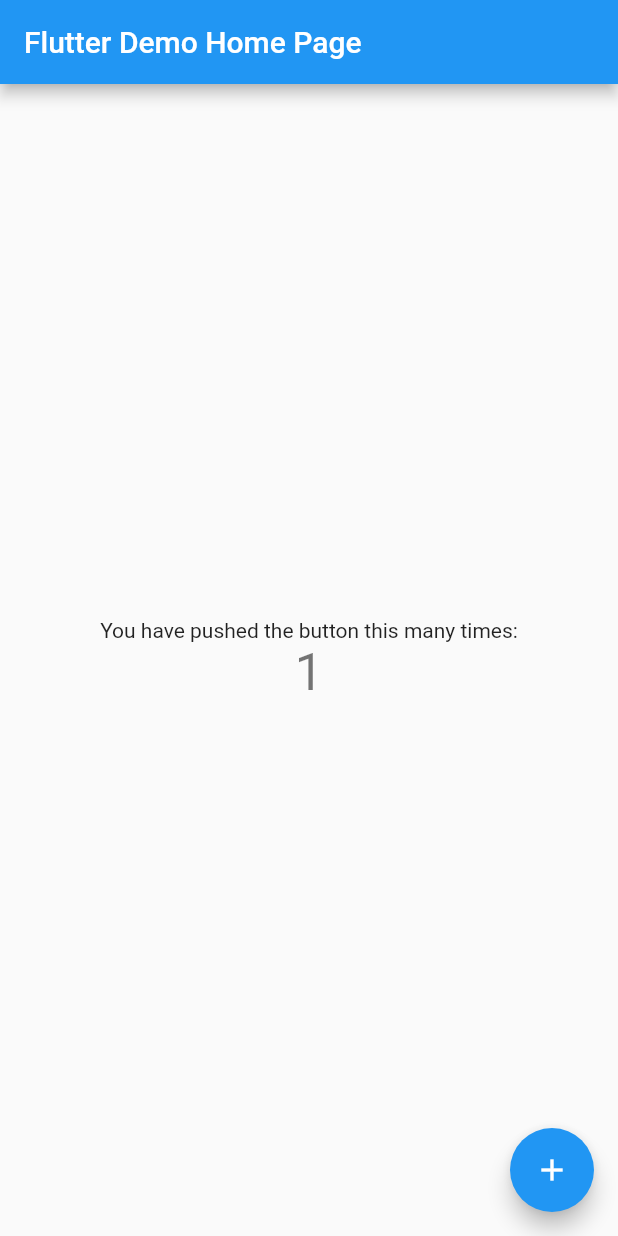
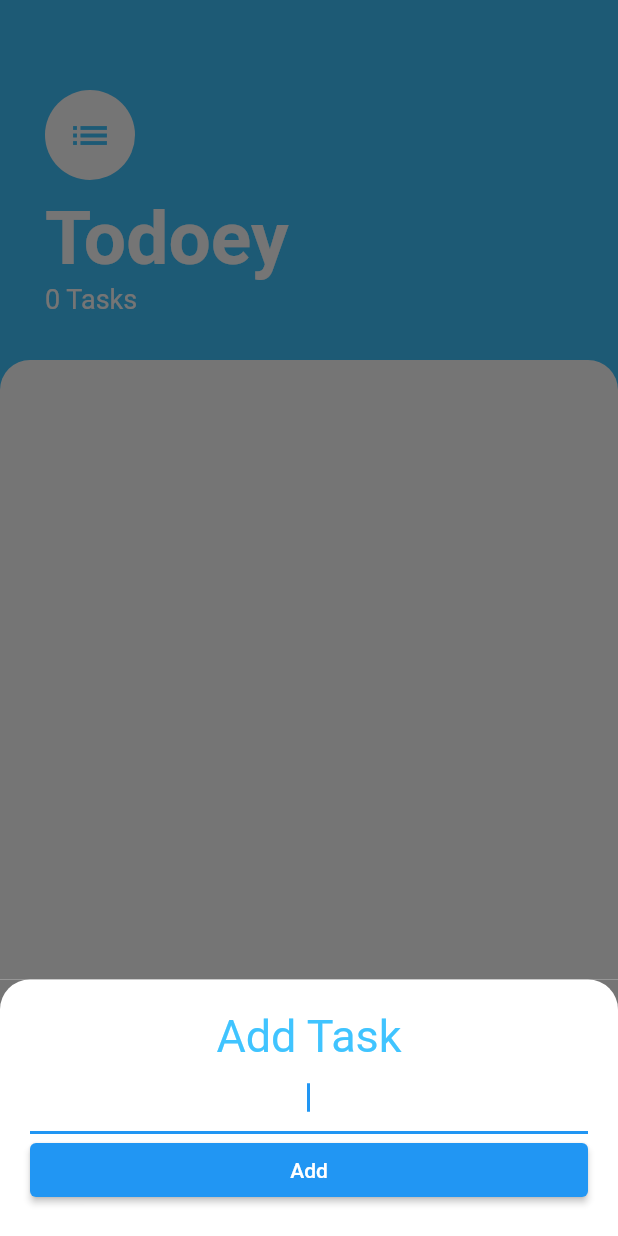
Before and after one commit to HI-0123/todoey, a Flutter app: the screen it shows after launch, after a tap on the "add" icon, on a phone screen of 412 x 824 dp. Run offline on Flutter 3.47's test engine with Material 2 defaults, Android fonts, the phone set to English and light mode, and no system bars; our stand-ins replace freezed_annotation, hooks_riverpod, shared_preferences.

Commit message:
task list

```diff
--- /dev/null
+++ b/lib/controllers/task_list_controller.dart
@@ -0,0 +1,48 @@
+import 'package:freezed_annotation/freezed_annotation.dart';
+import 'package:hooks_riverpod/hooks_riverpod.dart';
+import 'package:todoey/models/task.dart';
+import 'package:todoey/utils/random_string.dart';
+
+part 'task_list_controller.freezed.dart';
+
+@freezed
+class TaskListState with _$TaskListState {
+  const factory TaskListState({
+    @Default(<Task>[]) List<Task> tasks,
+  }) = _TaskListState;
+}
+
+final taskListProvider =
+    StateNotifierProvider.autoDispose<TaskListController, TaskListState>((ref) {
+  return TaskListController();
+});
+
+class TaskListController extends StateNotifier<TaskListState> {
+  TaskListController() : super(const TaskListState()) {
+    _init();
+  }
+
+  Future<void> _init() async {}
+
+  void addTask(String title) {
+    final id = generateNonce();
+    final newTask = Task(id: id, title: title);
+    final _tasks = [...state.tasks, newTask];
+    state = state.copyWith(tasks: _tasks);
+  }
+
+  void toggleIsDone(Task task) {
+    final _tasks = [...state.tasks];
+    final index = _tasks.indexOf(task);
+    final toggledTask = task.copyWith(isDone: !task.isDone);
+    _tasks.replaceRange(index, index + 1, [toggledTask]);
+    state = state.copyWith(tasks: _tasks);
+  }
+
+  void deleteTask(Task task) {
+    final _tasks = [...state.tasks];
+    final index = _tasks.indexOf(task);
+    _tasks.removeAt(index);
+    state = state.copyWith(tasks: _tasks);
+  }
+}
--- a/lib/main.dart
+++ b/lib/main.dart
@@ -1,7 +1,10 @@
 import 'package:flutter/material.dart';
+import 'package:hooks_riverpod/hooks_riverpod.dart';
+import 'package:todoey/pages/tasks_screen.dart';
+import 'package:todoey/pages/src/task_list.dart';
 
 void main() {
-  runApp(const MyApp());
+  runApp(const ProviderScope(child: MyApp()));
 }
 
 class MyApp extends StatelessWidget {
@@ -11,87 +14,12 @@ class MyApp extends StatelessWidget {
   @override
   Widget build(BuildContext context) {
     return MaterialApp(
-      title: 'Flutter Demo',
+      title: 'Todoey',
+      debugShowCheckedModeBanner: false,
       theme: ThemeData(
         primarySwatch: Colors.blue,
       ),
-      home: const MyHomePage(title: 'Flutter Demo Home Page'),
+      home: const TasksScreen(),
     );
   }
 }
-
-class MyHomePage extends StatefulWidget {
-  const MyHomePage({Key? key, required this.title}) : super(key: key);
-
-  final String title;
-
-  @override
-  State<MyHomePage> createState() => _MyHomePageState();
-}
-
-class _MyHomePageState extends State<MyHomePage> {
-  int _counter = 0;
-
-  void _incrementCounter() {
-    setState(() {
-      // This call to setState tells the Flutter framework that something has
-      // changed in this State, which causes it to rerun the build method below
-      // so that the display can reflect the updated values. If we changed
-      // _counter without calling setState(), then the build method would not be
-      // called again, and so nothing would appear to happen.
-      _counter++;
-    });
-  }
-
-  @override
-  Widget build(BuildContext context) {
-    // This method is rerun every time setState is called, for instance as done
-    // by the _incrementCounter method above.
-    //
-    // The Flutter framework has been optimized to make rerunning build methods
-    // fast, so that you can just rebuild anything that needs updating rather
-    // than having to individually change instances of widgets.
-    return Scaffold(
-      appBar: AppBar(
-        // Here we take the value from the MyHomePage object that was created by
-        // the App.build method, and use it to set our appbar title.
-        title: Text(widget.title),
-      ),
-      body: Center(
-        // Center is a layout widget. It takes a single child and positions it
-        // in the middle of the parent.
-        child: Column(
-          // Column is also a layout widget. It takes a list of children and
-          // arranges them vertically. By default, it sizes itself to fit its
-          // children horizontally, and tries to be as tall as its parent.
-          //
-          // Invoke "debug painting" (press "p" in the console, choose the
-          // "Toggle Debug Paint" action from the Flutter Inspector in Android
-          // Studio, or the "Toggle Debug Paint" command in Visual Studio Code)
-          // to see the wireframe for each widget.
-          //
-          // Column has various properties to control how it sizes itself and
-          // how it positions its children. Here we use mainAxisAlignment to
-          // center the children vertically; the main axis here is the vertical
-          // axis because Columns are vertical (the cross axis would be
-          // horizontal).
-          mainAxisAlignment: MainAxisAlignment.center,
-          children: <Widget>[
-            const Text(
-              'You have pushed the button this many times:',
-            ),
-            Text(
-              '$_counter',
-              style: Theme.of(context).textTheme.headline4,
-            ),
-          ],
-        ),
-      ),
-      floatingActionButton: FloatingActionButton(
-        onPressed: _incrementCounter,
-        tooltip: 'Increment',
-        child: const Icon(Icons.add),
-      ), // This trailing comma makes auto-formatting nicer for build methods.
-    );
-  }
-}
--- /dev/null
+++ b/lib/models/task.dart
@@ -0,0 +1,15 @@
+import 'package:freezed_annotation/freezed_annotation.dart';
+
+part 'task.freezed.dart';
+part 'task.g.dart';
+
+@freezed
+class Task with _$Task {
+  const factory Task({
+    @Default('') String id,
+    @Default('') String title,
+    @Default(false) bool isDone,
+  }) = _Task;
+
+  factory Task.fromJson(Map<String, dynamic> json) => _$TaskFromJson(json);
+}
--- /dev/null
+++ b/lib/pages/src/add_task_screen.dart
@@ -0,0 +1,62 @@
+import 'package:flutter/material.dart';
+import 'package:hooks_riverpod/hooks_riverpod.dart';
+import 'package:todoey/controllers/task_list_controller.dart';
+
+class AddTaskScreen extends StatelessWidget {
+  const AddTaskScreen({Key? key}) : super(key: key);
+
+  @override
+  Widget build(BuildContext context) {
+    String newTaskTitle = "";
+
+    return Consumer(builder: (context, ref, _) {
+      return Container(
+        color: const Color(0xff757575),
+        child: Container(
+          padding: const EdgeInsets.all(20.0),
+          decoration: const BoxDecoration(
+            color: Colors.white,
+            borderRadius: BorderRadius.only(
+              topLeft: Radius.circular(20.0),
+              topRight: Radius.circular(20.0),
+            ),
+          ),
+          child: Column(
+            crossAxisAlignment: CrossAxisAlignment.stretch,
+            children: <Widget>[
+              const Text(
+                'Add Task',
+                textAlign: TextAlign.center,
+                style: TextStyle(
+                  fontSize: 30.0,
+                  color: Colors.lightBlueAccent,
+                ),
+              ),
+              TextField(
+                autofocus: true,
+                textAlign: TextAlign.center,
+                onChanged: (newText) {
+                  newTaskTitle = newText;
+                },
+              ),
+              ElevatedButton(
+                child: const Text(
+                  'Add',
+                  style: TextStyle(
+                    color: Colors.white,
+                  ),
+                ),
+                onPressed: () {
+                  if (newTaskTitle.isNotEmpty) {
+                    ref.read(taskListProvider.notifier).addTask(newTaskTitle);
+                  }
+                  Navigator.pop(context);
+                },
+              ),
+            ],
+          ),
+        ),
+      );
+    });
+  }
+}
--- /dev/null
+++ b/lib/pages/src/task_list.dart
@@ -0,0 +1,30 @@
+import 'package:flutter/material.dart';
+import 'package:hooks_riverpod/hooks_riverpod.dart';
+import 'package:todoey/controllers/task_list_controller.dart';
+import 'package:todoey/pages/src/task_tile.dart';
+
+class TaskList extends StatelessWidget {
+  const TaskList({Key? key}) : super(key: key);
+
+  @override
+  Widget build(BuildContext context) {
+    return Consumer(
+      builder: (context, ref, _) {
+        final tasks = ref.watch(taskListProvider.select((s) => s.tasks));
+        return ListView.builder(
+          itemCount: tasks.length,
+          itemBuilder: (context, index) {
+            final task = tasks[index];
+            final notifier = ref.read(taskListProvider.notifier);
+            return TaskTile(
+              taskTitle: task.title,
+              isDone: task.isDone,
+              longPressCallback: () => notifier.deleteTask(task),
+              checkboxCallback: () => notifier.toggleIsDone(task),
+            );
+          },
+        );
+      },
+    );
+  }
+}
--- /dev/null
+++ b/lib/pages/src/task_tile.dart
@@ -0,0 +1,33 @@
+import 'package:flutter/material.dart';
+
+class TaskTile extends StatelessWidget {
+  const TaskTile({
+    Key? key,
+    required this.isDone,
+    required this.taskTitle,
+    required this.checkboxCallback,
+    required this.longPressCallback,
+  }) : super(key: key);
+
+  final bool isDone;
+  final String taskTitle;
+  final void Function() checkboxCallback;
+  final void Function() longPressCallback;
+
+  @override
+  Widget build(BuildContext context) {
+    return ListTile(
+      onLongPress: longPressCallback,
+      title: Text(
+        taskTitle,
+        style:
+            TextStyle(decoration: isDone ? TextDecoration.lineThrough : null),
+      ),
+      trailing: Checkbox(
+        activeColor: Colors.lightBlueAccent,
+        value: isDone,
+        onChanged: (value) => checkboxCallback(),
+      ),
+    );
+  }
+}
--- /dev/null
+++ b/lib/pages/tasks_screen.dart
@@ -0,0 +1,93 @@
+import 'package:flutter/material.dart';
+import 'package:hooks_riverpod/hooks_riverpod.dart';
+import 'package:todoey/controllers/task_list_controller.dart';
+import 'package:todoey/pages/src/task_list.dart';
+
+import 'src/add_task_screen.dart';
+
+class TasksScreen extends StatelessWidget {
+  const TasksScreen({Key? key}) : super(key: key);
+
+  @override
+  Widget build(BuildContext context) {
+    return Scaffold(
+      backgroundColor: Colors.lightBlueAccent,
+      floatingActionButton: FloatingActionButton(
+        backgroundColor: Colors.lightBlueAccent,
+        child: const Icon(Icons.add),
+        onPressed: () {
+          showModalBottomSheet(
+            context: context,
+            isScrollControlled: true,
+            builder: (context) => SingleChildScrollView(
+              child: Container(
+                padding: EdgeInsets.only(
+                    bottom: MediaQuery.of(context).viewInsets.bottom),
+                child: const AddTaskScreen(),
+              ),
+            ),
+          );
+        },
+      ),
+      body: Consumer(
+        builder: (context, ref, _) {
+          final tasks = ref.watch(taskListProvider.select((s) => s.tasks));
+          return Column(
+            crossAxisAlignment: CrossAxisAlignment.start,
+            children: <Widget>[
+              Container(
+                padding: const EdgeInsets.only(
+                    top: 60.0, left: 30.0, right: 30.0, bottom: 30.0),
+                child: Column(
+                  crossAxisAlignment: CrossAxisAlignment.start,
+                  children: <Widget>[
+                    const CircleAvatar(
+                      child: Icon(
+                        Icons.list,
+                        size: 30.0,
+                        color: Colors.lightBlueAccent,
+                      ),
+                      backgroundColor: Colors.white,
+                      radius: 30.0,
+                    ),
+                    const SizedBox(
+                      height: 10.0,
+                    ),
+                    const Text(
+                      'Todoey',
+                      style: TextStyle(
+                        color: Colors.white,
+                        fontSize: 50.0,
+                        fontWeight: FontWeight.w700,
+                      ),
+                    ),
+                    Text(
+                      '${tasks.length} Tasks',
+                      style: const TextStyle(
+                        color: Colors.white,
+                        fontSize: 18,
+                      ),
+                    ),
+                  ],
+                ),
+              ),
+              Expanded(
+                child: Container(
+                  padding: const EdgeInsets.symmetric(horizontal: 20.0),
+                  decoration: const BoxDecoration(
+                    color: Colors.white,
+                    borderRadius: BorderRadius.only(
+                      topLeft: Radius.circular(20.0),
+                      topRight: Radius.circular(20.0),
+                    ),
+                  ),
+                  child: const TaskList(),
+                ),
+              ),
+            ],
+          );
+        },
+      ),
+    );
+  }
+}
--- /dev/null
+++ b/lib/utils/random_string.dart
@@ -0,0 +1,11 @@
+import 'dart:math';
+
+String generateNonce([int length = 32]) {
+  const charset =
+      '0123456789ABCDEFGHIJKLMNOPQRSTUVXYZabcdefghijklmnopqrstuvwxyz-_';
+  final random = Random.secure();
+  final randomStr =
+      List.generate(length, (_) => charset[random.nextInt(charset.length)])
+          .join();
+  return randomStr;
+}
--- /dev/null
+++ b/lib/utils/sharedpref_helper.dart
@@ -0,0 +1,27 @@
+import 'package:shared_preferences/shared_preferences.dart';
+import 'package:todoey/models/task.dart';
+import 'dart:convert';
+
+class SharedPreferenceHelper {
+  static String taskList = 'TaskList';
+
+  //save date
+  Future<void> setTasks(List<Task> tasks) async {
+    SharedPreferences _prefs = await SharedPreferences.getInstance();
+    final jsonString = jsonEncode(tasks).toString();
+    // final taskStringList =
+    //     tasks.map((task) => task.toJson().toString()).toList();
+    await _prefs.setString(taskList, jsonString);
+  }
+
+  // get data
+  Future<List<Task>> getTasks() async {
+    SharedPreferences _prefs = await SharedPreferences.getInstance();
+    final jsonString = _prefs.getString(taskList) ?? [];
+    // final tasks = taskStringList.map((task) {
+    //   print(jsonEncode(task));
+    // }).toList();
+    print(jsonString);
+    return [];
+  }
+}
```
Also changed, not shown: pubspec.yaml (+8 -0 lines), lib/controllers/task_list_controller.freezed.dart (added), lib/models/task.freezed.dart (added), lib/models/task.g.dart (added), pubspec.lock, 6 other files.
